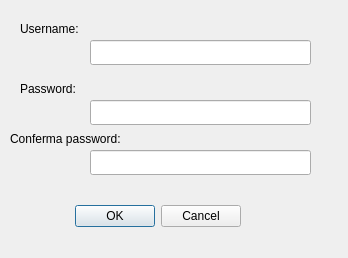
Qt form Malnati_Client/registration.ui (PDSEditor/NjoiN) before a commit.
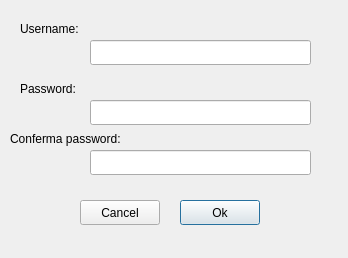
The same form after that commit.

Patch:
```diff
--- a/Malnati_Client/registration.ui
+++ b/Malnati_Client/registration.ui
@@ -13,22 +13,6 @@
   <property name="windowTitle">
    <string>Dialog</string>
   </property>
-  <widget class="QDialogButtonBox" name="buttonBox">
-   <property name="geometry">
-    <rect>
-     <x>70</x>
-     <y>200</y>
-     <width>171</width>
-     <height>32</height>
-    </rect>
-   </property>
-   <property name="orientation">
-    <enum>Qt::Horizontal</enum>
-   </property>
-   <property name="standardButtons">
-    <set>QDialogButtonBox::Cancel|QDialogButtonBox::Ok</set>
-   </property>
-  </widget>
   <widget class="QLineEdit" name="lineEdit">
    <property name="geometry">
     <rect>
@@ -98,6 +82,32 @@
     <string>Conferma password:</string>
    </property>
   </widget>
+  <widget class="QPushButton" name="pushButton">
+   <property name="geometry">
+    <rect>
+     <x>180</x>
+     <y>200</y>
+     <width>80</width>
+     <height>25</height>
+    </rect>
+   </property>
+   <property name="text">
+    <string>Ok</string>
+   </property>
+  </widget>
+  <widget class="QPushButton" name="pushButton_2">
+   <property name="geometry">
+    <rect>
+     <x>80</x>
+     <y>200</y>
+     <width>80</width>
+     <height>25</height>
+    </rect>
+   </property>
+   <property name="text">
+    <string>Cancel</string>
+   </property>
+  </widget>
  </widget>
  <resources/>
  <connections>
```
Left out of the diff: 35 changed lines with no effect on the pictures.
